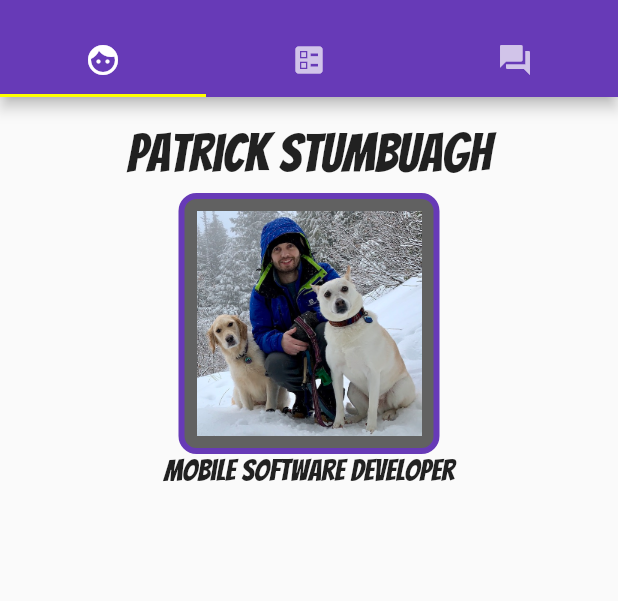
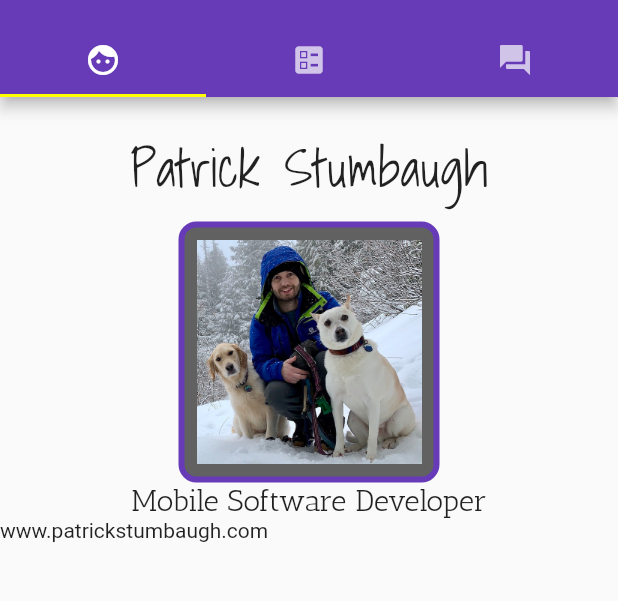
Before and after one commit to pstumbaugh/CallMeMaybe, a Flutter app: the screen it shows after launch, on a phone screen of 412 x 824 dp, the part 59-660 px from its top. Run offline on Flutter 3.47's test engine with Material 2 defaults, Android fonts, the phone set to English and light mode, and no system bars; drawn by our look-alikes of flutter_linkify.

Commit message:
adding link text

```diff
--- a/project3/lib/Styles.dart
+++ b/project3/lib/Styles.dart
@@ -1,7 +1,7 @@
 import 'package:flutter/material.dart';
 
 class Styles {
-  static final headline1 = TextStyle(fontFamily: 'Bangers', fontSize: 35.0);
+  static final headline1 = TextStyle(fontFamily: 'Shadow', fontSize: 35.0);
 
-  static final headline2 = TextStyle(fontFamily: 'Bangers', fontSize: 20.0);
+  static final headline2 = TextStyle(fontFamily: 'AnticSlab', fontSize: 20.0);
 }
--- a/project3/lib/profile.dart
+++ b/project3/lib/profile.dart
@@ -1,4 +1,6 @@
+import 'dart:io';
 import 'package:flutter/material.dart';
+import 'package:flutter_linkify/flutter_linkify.dart';
 import 'Styles.dart';
 
 class Profile extends StatelessWidget {
@@ -12,9 +14,15 @@ class Profile extends StatelessWidget {
       padding: const EdgeInsets.only(top: 19.0),
       child: Column(
         children: <Widget>[
-          Text('Patrick Stumbuagh', style: Styles.headline1),
+          Text('Patrick Stumbaugh', style: Styles.headline1),
           profilePic(),
           Text('Mobile Software Developer', style: Styles.headline2),
+          Row(children: <Widget>[
+            Linkify(
+              text: "www.patrickstumbaugh.com",
+              linkStyle: TextStyle(color: Colors.red),
+            )
+          ])
         ],
       ),
     );
```
Also changed, not shown: project3/pubspec.yaml (+8 -17 lines), project3/pubspec.lock, 1 other file.
